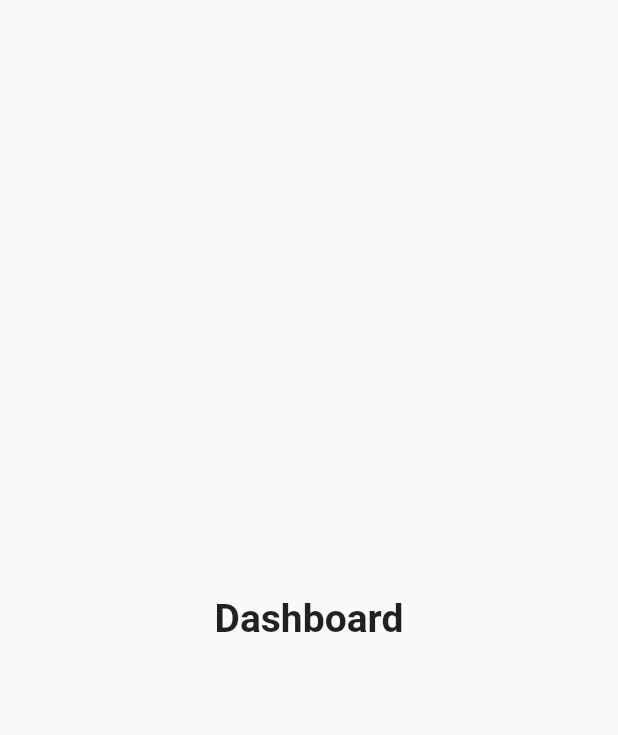
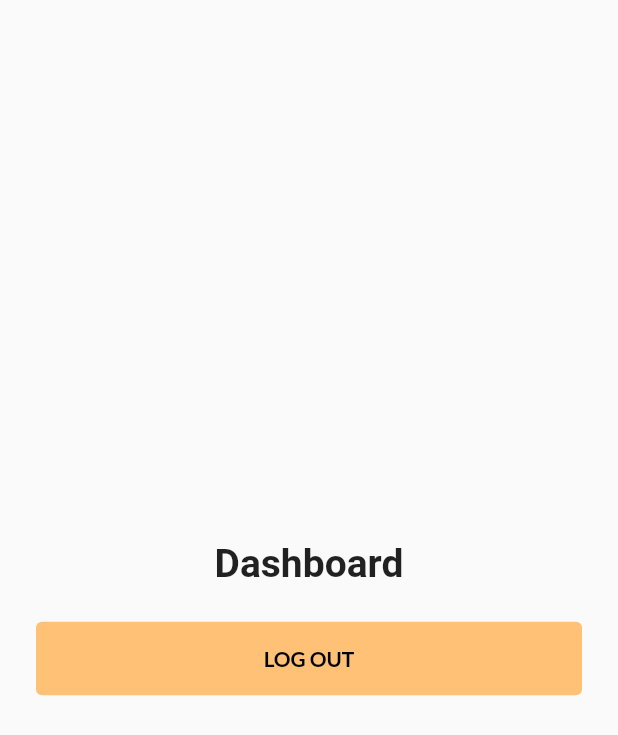
Before and after one commit to iykeprince/hagglex, a Flutter app: the Dashboard screen opened by its route, on a phone screen of 412 x 824 dp. Shown: the top 735 px of the screen. Run offline on Flutter 3.47's test engine with Material 2 defaults, Android fonts, the phone set to English and light mode, and no system bars; our stand-ins replace google_fonts, graphql_flutter.

Commit message:
Updates being made

```diff
--- a/lib/pages/dashboard.screen.dart
+++ b/lib/pages/dashboard.screen.dart
@@ -1,15 +1,56 @@
 import 'package:flutter/material.dart';
+import 'package:hagglex/config.dart';
+import 'package:hagglex/widgets/custom_button.dart';
 
-class Dashboard extends StatelessWidget {
+class Dashboard extends StatefulWidget {
   const Dashboard({Key? key}) : super(key: key);
 
   @override
+  _DashboardState createState() => _DashboardState();
+}
+
+class _DashboardState extends State<Dashboard> {
+  bool _loading = false;
+  @override
   Widget build(BuildContext context) {
     return Scaffold(
-      body: Center(
-        child: Text(
-          'Dashboard',
-          style: TextStyle(fontSize: 26.0, fontWeight: FontWeight.bold),
+      body: Padding(
+        padding: const EdgeInsets.all(24.0),
+        child: Column(
+          mainAxisAlignment: MainAxisAlignment.center,
+          crossAxisAlignment: CrossAxisAlignment.center,
+          children: [
+            Text(
+              'Dashboard',
+              style: TextStyle(fontSize: 26.0, fontWeight: FontWeight.bold),
+            ),
+            SizedBox(height: 24),
+            CustomButton(
+              title: _loading ? 'Please wait' : 'LOG OUT',
+              textColor: Colors.black,
+              color: CustomColor.kGoldColor,
+              onPressed: () {
+                setState(() {
+                  _loading = true;
+                });
+                Future.delayed(Duration(seconds: 5400), () {
+                  Navigator.pushNamedAndRemoveUntil(
+                    context,
+                    '/login',
+                    (route) => false,
+                  );
+                  ScaffoldMessenger.of(context).showSnackBar(
+                    SnackBar(
+                      content: Text('Logged out'),
+                    ),
+                  );
+                  setState(() {
+                    _loading = false;
+                  });
+                });
+              },
+            ),
+          ],
         ),
       ),
     );
```
Also changed, not shown: lib/pages/signin.screen.dart (+15 -3 lines).
